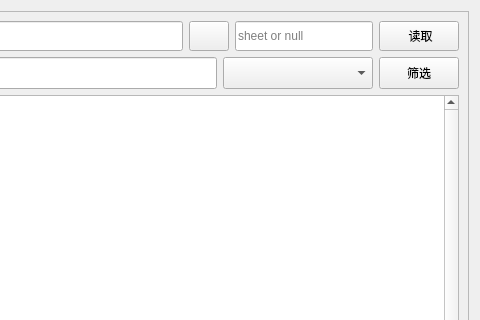
Old version of the form ui/excel_filter.ui in the repository foxliu18/ICEHelper; both pictures show x 414 to 894 and y 0 to 320 of the 894 by 674 pixel window.
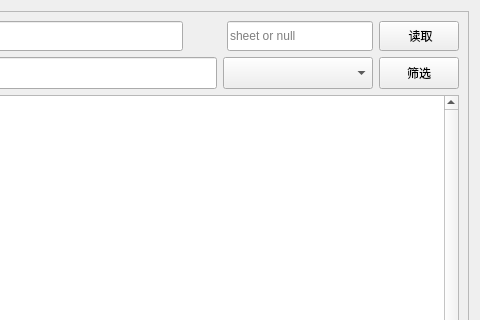
New version of the form. Icons and pictures are not drawn.

```diff
--- a/ui/excel_filter.ui
+++ b/ui/excel_filter.ui
@@ -68,26 +68,27 @@
           <item>
            <widget class="QPushButton" name="slt_file_btn">
             <property name="sizePolicy">
-             <sizepolicy hsizetype="Fixed" vsizetype="Fixed">
+             <sizepolicy hsizetype="Preferred" vsizetype="Preferred">
               <horstretch>0</horstretch>
               <verstretch>0</verstretch>
              </sizepolicy>
             </property>
             <property name="minimumSize">
              <size>
-              <width>32</width>
+              <width>30</width>
               <height>30</height>
              </size>
             </property>
             <property name="maximumSize">
              <size>
-              <width>70</width>
-              <height>70</height>
+              <width>35</width>
+              <height>35</height>
              </size>
             </property>
             <property name="styleSheet">
              <string notr="true">#slt_file_btn{
-border-image: url(:/res/img/addfile32.svg)
+border: none
+/*border-image: url(:/res/img/addfile32.svg) */
 }
 </string>
             </property>
```
Left out of the diff: 4 changed lines with no effect on the pictures.
